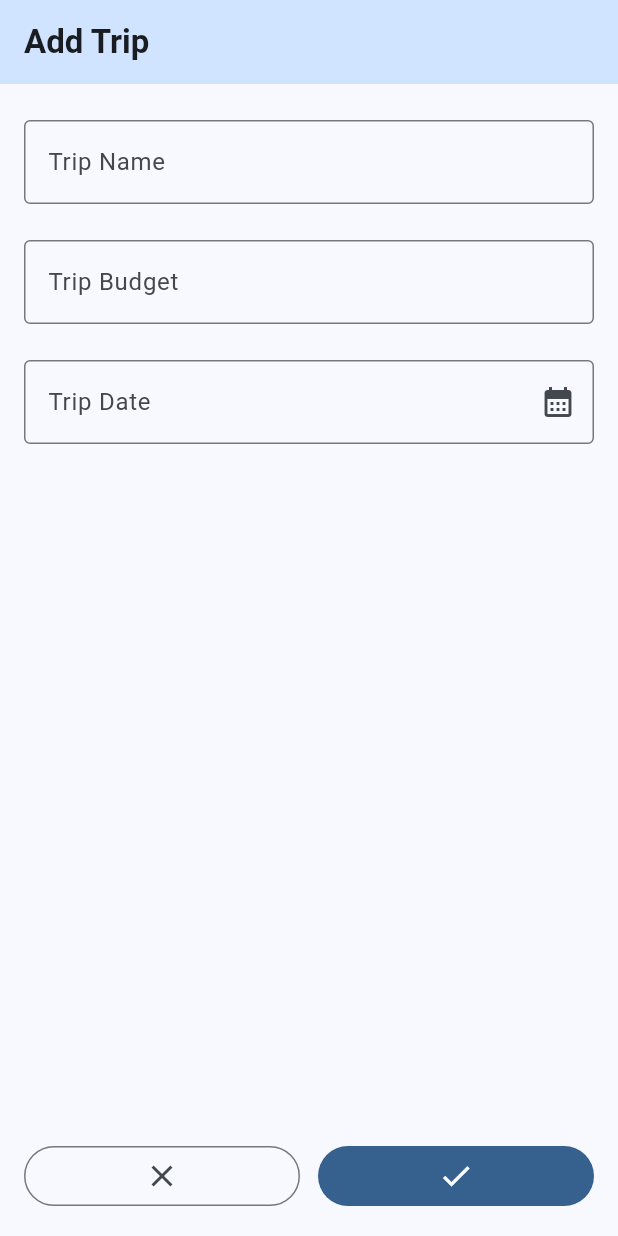
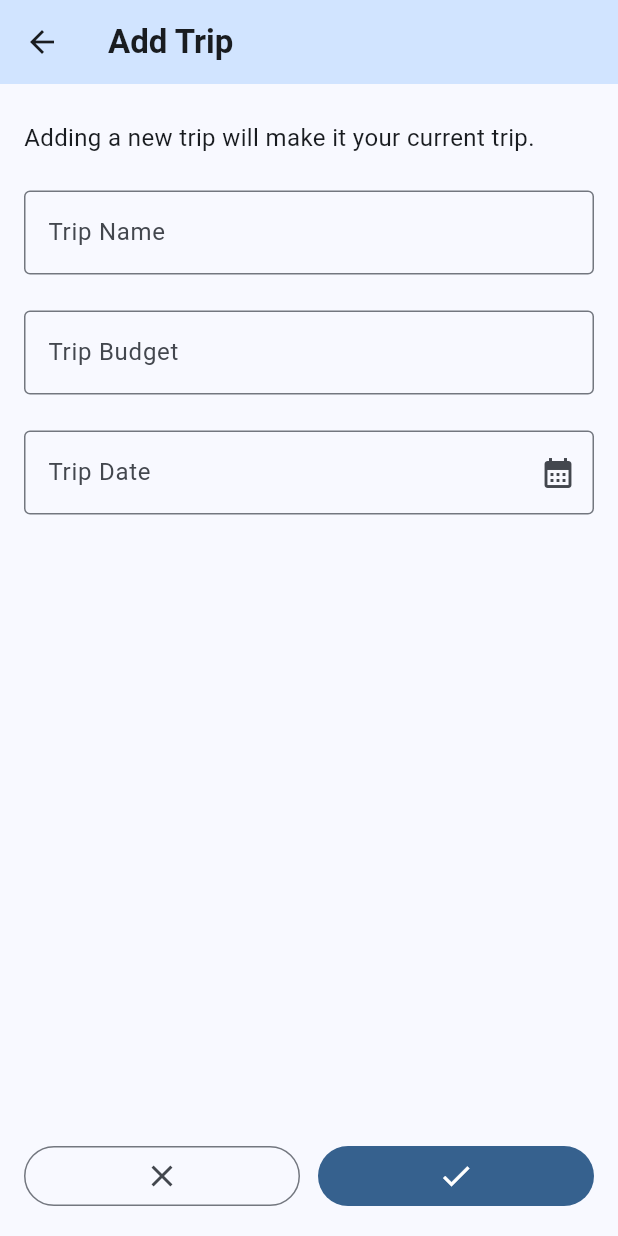
Before and after one commit to donatedsalt/TripBudgeter, a Flutter app: the screen it shows once a user with an empty profile is signed in, item 2 of the bottom bar chosen, after a tap on the "add" icon, on a phone screen of 412 x 824 dp. Run offline on Flutter 3.47's test engine with Material 3 defaults, Android fonts, the phone set to English and light mode, and no system bars; our stand-ins replace supabase_flutter; accounts and stored records are empty.

Commit message:
feat: add trips to supabase and view them in trips page

```diff
--- a/tripbudgeter/lib/pages/add_trip_page.dart
+++ b/tripbudgeter/lib/pages/add_trip_page.dart
@@ -1,4 +1,7 @@
 import 'package:flutter/material.dart';
+import 'package:flutter/services.dart';
+
+import 'package:tripbudgeter/main.dart';
 
 class AddTripPage extends StatefulWidget {
   const AddTripPage({super.key});
@@ -10,9 +13,48 @@ class AddTripPage extends StatefulWidget {
 class _AddTripPageState extends State<AddTripPage> {
   final GlobalKey<FormState> _formKey = GlobalKey<FormState>();
 
+  bool _submitting = false;
+
   final TextEditingController _nameController = TextEditingController();
   final TextEditingController _budgetController = TextEditingController();
   final TextEditingController _dateController = TextEditingController();
+
+  void _submit() async {
+    if (_formKey.currentState!.validate()) {
+      try {
+        setState(() {
+          _submitting = true;
+        });
+        await supabase
+            .from('trips')
+            .update({'is_current': false})
+            .eq('user_id', supabase.auth.currentUser?.id ?? "");
+        await supabase.from('trips').insert({
+          'user_id': supabase.auth.currentUser?.id,
+          'name': _nameController.text,
+          'budget': _budgetController.text,
+          'spent': 0,
+          'date': _dateController.text,
+          'is_current': true,
+        });
+
+        if (mounted) {
+          context.showSnackBar("Trip added successfully!");
+          Navigator.pop(context);
+        }
+      } catch (e) {
+        if (mounted) {
+          context.showSnackBar("Failed to add trip: $e", isError: true);
+        }
+      } finally {
+        if (mounted) {
+          setState(() {
+            _submitting = false;
+          });
+        }
+      }
+    }
+  }
 
   @override
   void dispose() {
@@ -32,12 +74,23 @@ class _AddTripPageState extends State<AddTripPage> {
             style: TextStyle(fontWeight: FontWeight.bold),
           ),
           backgroundColor: Theme.of(context).colorScheme.primaryFixed,
+          leading: IconButton(
+            icon: const Icon(Icons.arrow_back),
+            onPressed: () {
+              _submitting ? null : Navigator.pop(context);
+            },
+          ),
         ),
         body: Form(
           key: _formKey,
           child: ListView(
             padding: EdgeInsets.symmetric(horizontal: 16.0, vertical: 24.0),
             children: [
+              Text(
+                "Adding a new trip will make it your current trip.",
+                style: TextStyle(fontSize: 16),
+              ),
+              SizedBox(height: 24.0),
               TextFormField(
                 controller: _nameController,
                 decoration: InputDecoration(
@@ -58,9 +111,14 @@ class _AddTripPageState extends State<AddTripPage> {
                   labelText: 'Trip Budget',
                   border: OutlineInputBorder(),
                 ),
+                inputFormatters: [
+                  FilteringTextInputFormatter.allow(RegExp(r'^\d+\.?\d{0,2}')),
+                ],
                 validator: (String? value) {
                   if (value == null || value.isEmpty) {
                     return 'Please enter some text';
+                  } else if (double.tryParse(value) == null) {
+                    return 'Please enter a valid number';
                   }
                   return null;
                 },
@@ -105,7 +163,7 @@ class _AddTripPageState extends State<AddTripPage> {
               Expanded(
                 child: IconButton.outlined(
                   onPressed: () {
-                    Navigator.pop(context);
+                    _submitting ? null : Navigator.pop(context);
                   },
                   icon: const Icon(Icons.close),
                 ),
@@ -113,11 +171,17 @@ class _AddTripPageState extends State<AddTripPage> {
               Expanded(
                 child: IconButton.filled(
                   onPressed: () {
-                    if (_formKey.currentState!.validate()) {
-                      Navigator.pop(context);
-                    }
+                    _submitting ? null : _submit();
                   },
-                  icon: const Icon(Icons.check),
+                  icon: _submitting
+                      ? CircularProgressIndicator(
+                          constraints: BoxConstraints(
+                            minHeight: 24.0,
+                            minWidth: 24.0,
+                          ),
+                          color: Theme.of(context).colorScheme.onPrimary,
+                        )
+                      : const Icon(Icons.check),
                 ),
               ),
             ],
--- a/tripbudgeter/lib/pages/trips_page.dart
+++ b/tripbudgeter/lib/pages/trips_page.dart
@@ -1,4 +1,5 @@
 import 'package:flutter/material.dart';
+import 'package:tripbudgeter/main.dart';
 
 class TripsPageAppBar extends StatefulWidget implements PreferredSizeWidget {
   const TripsPageAppBar({super.key});
@@ -20,10 +21,52 @@ class _TripsPageAppBarState extends State<TripsPageAppBar> {
   }
 }
 
-class TripsPage extends StatelessWidget {
+class TripsPage extends StatefulWidget {
   const TripsPage({super.key});
+
+  @override
+  State<TripsPage> createState() => _TripsPageState();
+}
+
+class _TripsPageState extends State<TripsPage> {
+  bool _loading = false;
+
+  List<Map<String, dynamic>> _trips = [];
+  Map<String, dynamic> _currentTrip = {};
+
+  void fetchTrips() async {
+    setState(() {
+      _loading = true;
+    });
+    final data = await supabase
+        .from('trips')
+        .select()
+        .eq('user_id', supabase.auth.currentUser?.id ?? "")
+        .order('date', ascending: false);
+    if (mounted) {
+      setState(() {
+        _trips = data;
+        _currentTrip = _trips.firstWhere(
+          (trip) => trip["is_current"],
+          orElse: () => {},
+        );
+        _loading = false;
+      });
+    }
+  }
+
+  @override
+  void initState() {
+    fetchTrips();
+    super.initState();
+  }
+
   @override
   Widget build(BuildContext context) {
+    if (_loading) {
+      return const Center(child: CircularProgressIndicator());
+    }
+
     return ListView(
       padding: EdgeInsets.all(16.0),
       children: [
@@ -38,13 +81,28 @@ class TripsPage extends StatelessWidget {
                 ),
               ],
             ),
-            Padding(
+            _currentTrip.isEmpty
+                ? Padding(
+                    padding: const EdgeInsets.symmetric(vertical: 8.0),
+                    child: ListTile(
+                      leading: Icon(Icons.info_outline),
+                      title: Text("No current trip"),
+                      subtitle: Text("Add a new trip to get started"),
+                      tileColor: Theme.of(context).colorScheme.primaryContainer,
+                      shape: RoundedRectangleBorder(
+                        borderRadius: BorderRadius.circular(8.0),
+                      ),
+                    ),
+                  )
+                : Padding(
                     padding: const EdgeInsets.symmetric(vertical: 8.0),
                     child: ListTile(
                       leading: Icon(Icons.flight_takeoff),
-                title: Text("Paris"),
-                subtitle: Text("\$1280.00 / \$2000.00"),
-                trailing: Text("Jan 10"),
+                      title: Text(_currentTrip["name"]),
+                      subtitle: Text(
+                        "\$${_currentTrip["spent"]} / \$${_currentTrip["budget"]}",
+                      ),
+                      trailing: Text(_currentTrip["date"]),
                       tileColor: Theme.of(context).colorScheme.primaryContainer,
                       shape: RoundedRectangleBorder(
                         borderRadius: BorderRadius.circular(8.0),
@@ -64,23 +122,33 @@ class TripsPage extends StatelessWidget {
                 ),
               ],
             ),
-            ListTile(
-              leading: Icon(Icons.flight_takeoff),
-              title: Text("Taiwan"),
-              subtitle: Text("\$1000.00"),
-              trailing: Text("Nov 01"),
+            Builder(
+              builder: (context) {
+                return Column(
+                  children: _trips
+                      .where((trip) => !trip["is_current"])
+                      .map(
+                        (trip) => Padding(
+                          padding: const EdgeInsets.symmetric(vertical: 8.0),
+                          child: ListTile(
+                            leading: Icon(Icons.check_circle_outline),
+                            title: Text(trip["name"]),
+                            subtitle: Text(
+                              "\$${trip["spent"]} / \$${trip["budget"]}",
                             ),
-            ListTile(
-              leading: Icon(Icons.flight_takeoff),
-              title: Text("Korea"),
-              subtitle: Text("\$2500.00"),
-              trailing: Text("Mar 16"),
+                            trailing: Text(trip["date"]),
+                            tileColor: Theme.of(
+                              context,
+                            ).colorScheme.surfaceContainerHighest,
+                            shape: RoundedRectangleBorder(
+                              borderRadius: BorderRadius.circular(8.0),
                             ),
-            ListTile(
-              leading: Icon(Icons.flight_takeoff),
-              title: Text("Japan"),
-              subtitle: Text("\$4000.00"),
-              trailing: Text("Oct 21"),
+                          ),
+                        ),
+                      )
+                      .toList(),
+                );
+              },
             ),
           ],
         ),
@@ -96,7 +164,7 @@ class TripsPageFloatingActionButton extends StatelessWidget {
   Widget build(BuildContext context) {
     return FloatingActionButton(
       onPressed: () {
-        Navigator.pushReplacementNamed(context, "/trip/add");
+        Navigator.pushNamed(context, "/trip/add");
       },
       child: Icon(Icons.add),
     );
```
Lines whose indentation alone changed are shown as unchanged.
